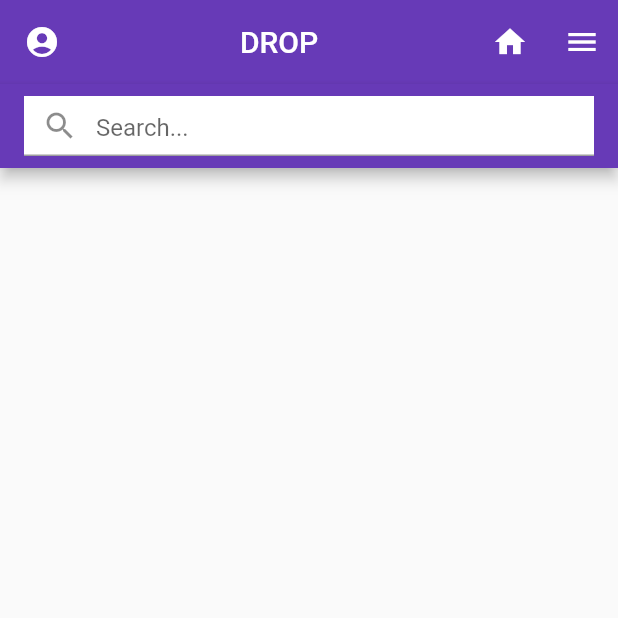
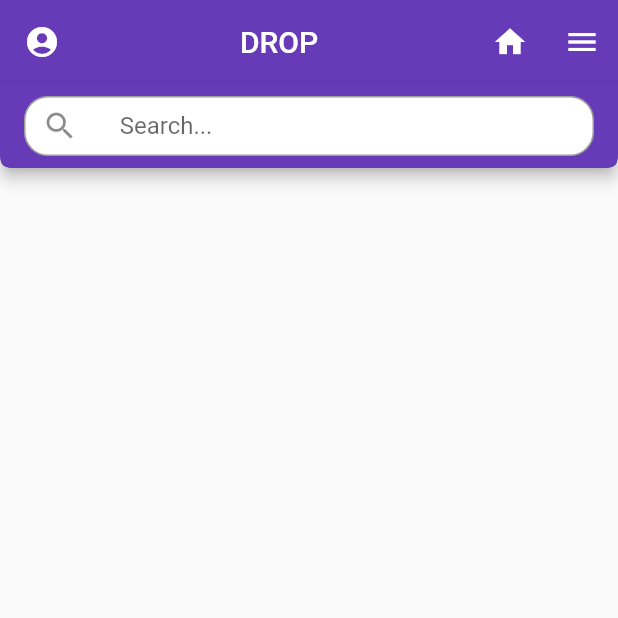
Before and after one commit to ehbstudentadam/androidDev_endwork, a Flutter app: the screen it shows once a user with an empty profile is signed in, on a phone screen of 412 x 824 dp, the top half of it. Run offline on Flutter 3.47's test engine with Material 2 defaults, Android fonts, the light colour scheme and no system bars; our stand-ins replace bloc, cloud_firestore, email_validator, equatable, file_picker, firebase_auth and 4 more; accounts and stored records are empty.

Commit message:
error home_loop

```diff
--- a/lib/presentation/pages/dashboard.dart
+++ b/lib/presentation/pages/dashboard.dart
@@ -50,6 +50,12 @@ class Dashboard extends StatelessWidget {
               return CustomScrollView(
                 slivers: [
                   SliverAppBar(
+                    shape: const ContinuousRectangleBorder(
+                      borderRadius: BorderRadius.only(
+                        bottomLeft: Radius.circular(16),
+                        bottomRight: Radius.circular(16),
+                      ),
+                    ),
                     floating: true,
                     pinned: true,
                     snap: false,
@@ -76,16 +82,35 @@ class Dashboard extends StatelessWidget {
                           }),
                     ],
                     bottom: AppBar(
+                      shape: const ContinuousRectangleBorder(
+                        borderRadius: BorderRadius.only(
+                          bottomLeft: Radius.circular(16),
+                          bottomRight: Radius.circular(16),
+                        ),
+                      ),
                       automaticallyImplyLeading: false,
                       actions: <Widget>[Container()],
                       title: Container(
                         width: double.infinity,
                         height: 40,
-                        color: Colors.white,
+                        //color: Colors.white,
+                        decoration: const BoxDecoration(
+                          borderRadius: BorderRadius.all(
+                            Radius.circular(16),
+                          ),
+                          color: Colors.white,
+                        ),
                         child: const Center(
                           child: TextField(
+                            textAlignVertical: TextAlignVertical.bottom,
                             decoration: InputDecoration(
-                              hintText: 'Search...',
+                              border: OutlineInputBorder(
+                                borderRadius:
+                                    BorderRadius.all(Radius.circular(16.0)),
+                                borderSide:
+                                    BorderSide(color: Colors.deepPurple),
+                              ),
+                              hintText: '    Search...',
                               prefixIcon: Icon(Icons.search),
                             ),
                           ),
--- a/lib/presentation/widgets/user_drawer.dart
+++ b/lib/presentation/widgets/user_drawer.dart
@@ -1,6 +1,5 @@
 import 'package:flutter/material.dart';
 import 'package:flutter_bloc/flutter_bloc.dart';
-
 import '../../bloc/auth/auth_bloc.dart';
 
 class UserDrawer extends StatelessWidget {
```
Also changed, not shown: lib/presentation/widgets/item_panel.dart (+22 -7 lines).
